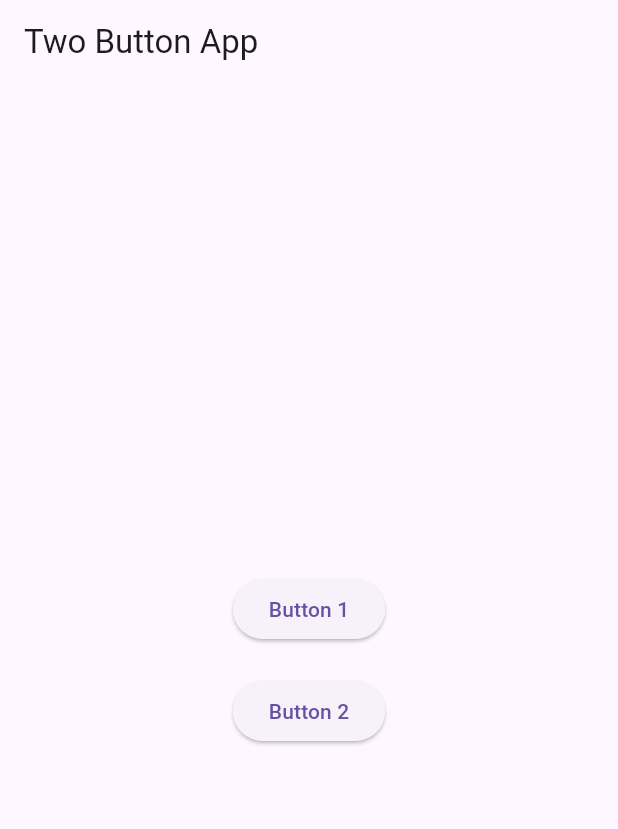
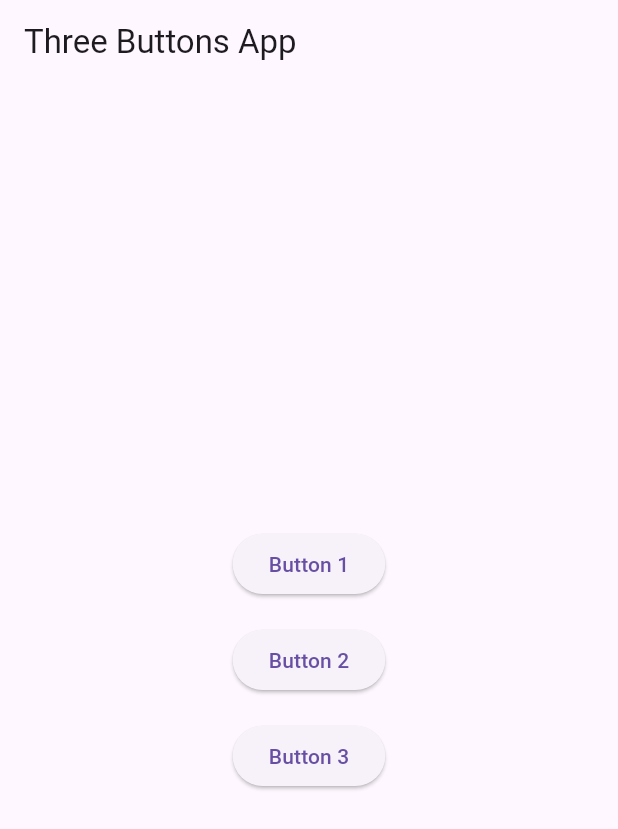
Before and after one commit to truongdothienhoang/flutter-build-demo, a Flutter app: the screen it shows after launch, after a tap on "Button 1", on a phone screen of 412 x 824 dp. Shown: the top 829 px of the screen. Run offline on Flutter 3.47's test engine with Material 3 defaults, Android fonts, the phone set to English and light mode, and no system bars.

Commit message:
Update main.dart via API

```diff
--- a/lib/main.dart
+++ b/lib/main.dart
@@ -7,27 +7,28 @@ void main() {
 class MyApp extends StatelessWidget {
   const MyApp({super.key});
 
-  void _handleButtonClick(String label) {
-    print('Button ' + label + ' clicked');
-  }
-
   @override
   Widget build(BuildContext context) {
     return MaterialApp(
       home: Scaffold(
-        appBar: AppBar(title: const Text('Two Button App')),
+        appBar: AppBar(title: const Text('Three Buttons App')),
         body: Center(
           child: Column(
             mainAxisAlignment: MainAxisAlignment.center,
             children: [
               ElevatedButton(
-                onPressed: () => _handleButtonClick('1'),
+                onPressed: () => print('Button 1 pressed'),
                 child: const Text('Button 1'),
               ),
-              const SizedBox(height: 20),
+              const SizedBox(height: 16),
               ElevatedButton(
-                onPressed: () => _handleButtonClick('2'),
+                onPressed: () => print('Button 2 pressed'),
                 child: const Text('Button 2'),
+              ),
+              const SizedBox(height: 16),
+              ElevatedButton(
+                onPressed: () => print('Button 3 pressed'),
+                child: const Text('Button 3'),
               ),
             ],
           ),
```
